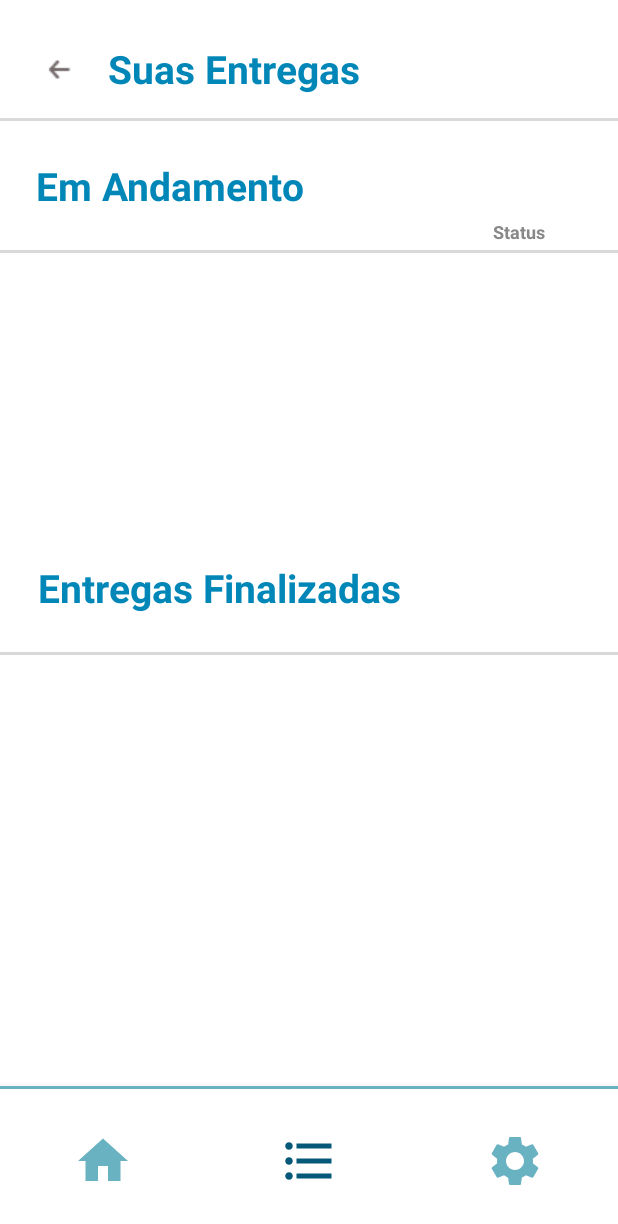
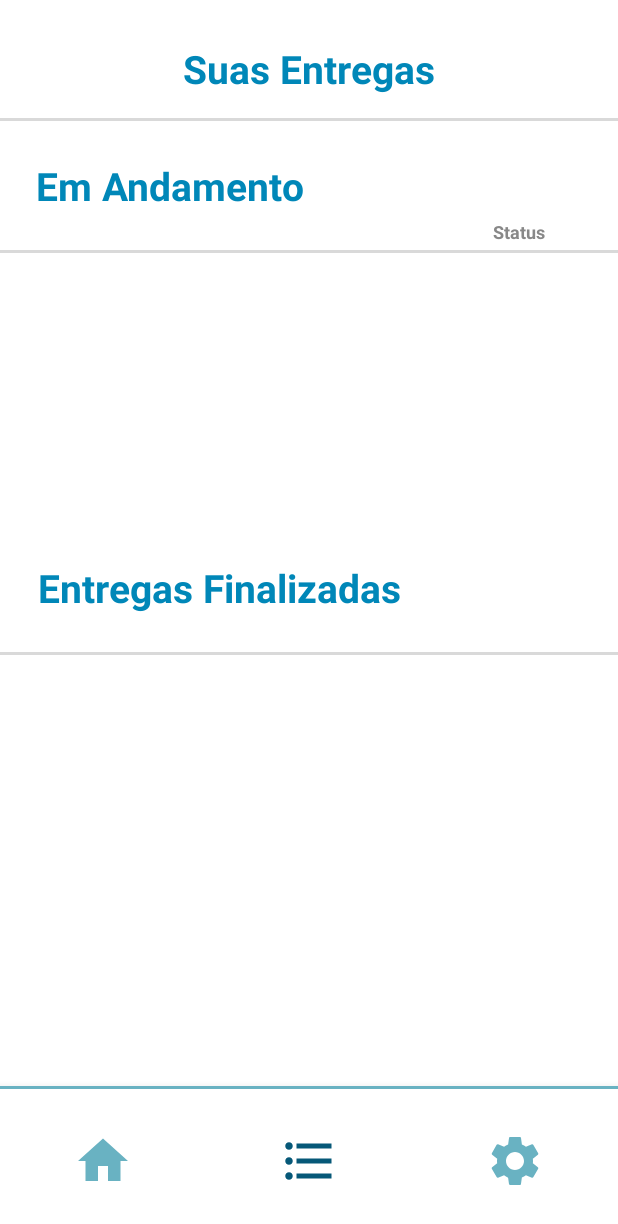
Before and after one commit to RuanLemos/WaterPlace_Supplier, an Android app: the Orders screen opened directly, with no data from a screen before it, on a phone screen of 412 x 824 dp. Shown: the top 1224 px of the screen. Run offline under Robolectric (Android 15) with nearby library versions, the phone set to English and light mode, and no system bars; our stand-ins replace Firebase (no records; nobody signed in at launch, a user with empty details on screens opened directly); pictures from the network do not load.

Commit message:
só tirando uma seta

```diff
--- a/app/src/main/res/layout/activity_orders.xml
+++ b/app/src/main/res/layout/activity_orders.xml
@@ -6,26 +6,11 @@
     android:layout_height="match_parent"
     tools:context=".activity.Orders">
 
-    <ImageButton
-        android:id="@+id/back_arrow_5"
-        android:layout_width="wrap_content"
-        android:layout_height="wrap_content"
-        android:layout_marginStart="16dp"
-        android:layout_marginTop="25dp"
-        android:layout_marginEnd="350dp"
-        android:backgroundTint="@color/white"
-        android:scaleType="fitStart"
-        android:src="@drawable/back"
-        app:layout_constraintEnd_toEndOf="parent"
-        app:layout_constraintStart_toStartOf="parent"
-        app:layout_constraintTop_toTopOf="parent" />
-
     <TextView
         android:id="@+id/header_pedidos"
         android:layout_width="wrap_content"
         android:layout_height="wrap_content"
         android:layout_marginTop="28dp"
-        android:layout_marginEnd="100dp"
         android:text="Suas Entregas"
         android:textColor="#0087b8"
         android:textSize="26dp"
```
